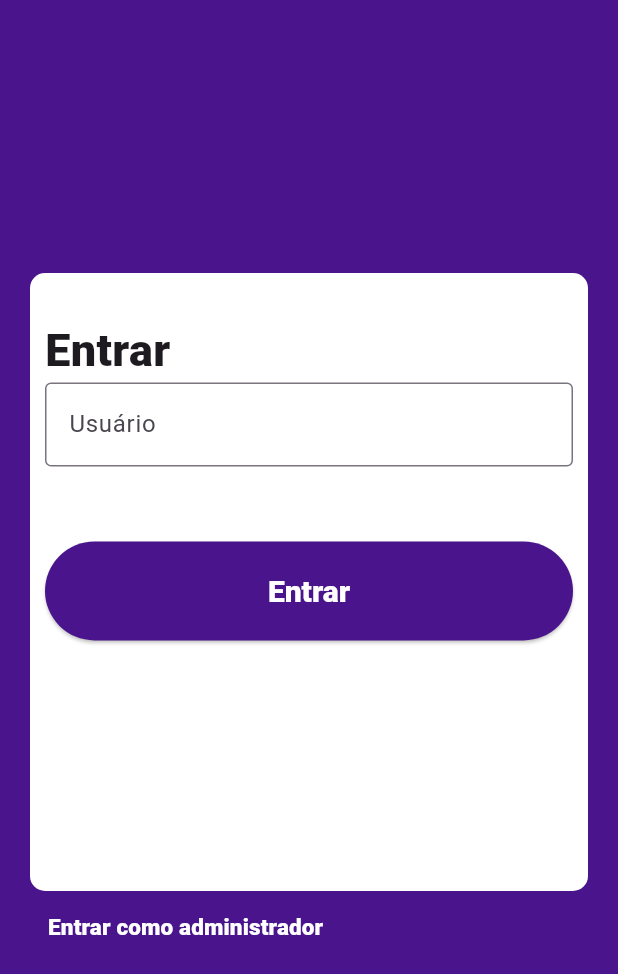
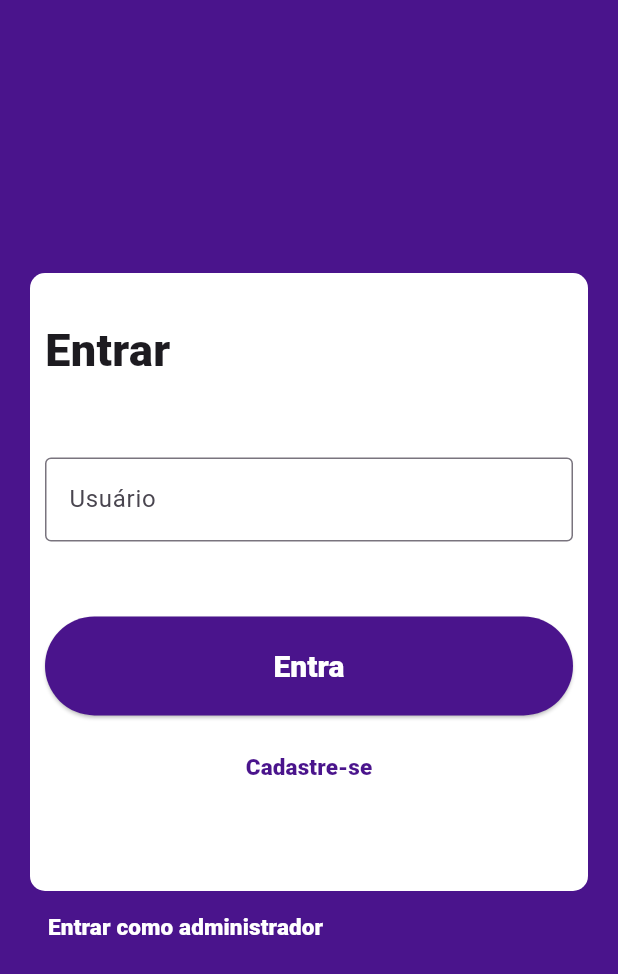
Before and after one commit to LeandroSimo/course-app, a Flutter app: the screen it shows after launch, on a phone screen of 412 x 824 dp. Shown: the top 974 px of the screen. Run offline on Flutter 3.47's test engine with Material 3 defaults, Android fonts, the phone set to English and light mode, and no system bars; our stand-ins replace flutter_mobx, flutter_modular, gap, mobx, objectbox; generated files the repository leaves out were written again.

Commit message:
feat + fix: adding login page + adjustments

```diff
--- a/lib/app/modules/course/presentation/ui/course_list_page.dart
+++ b/lib/app/modules/course/presentation/ui/course_list_page.dart
@@ -80,7 +80,7 @@ class CourseListPageState extends State<CourseListPage> {
                           size: _size,
                           onTap: () {
                             Modular.to.pushNamed(
-                              "/course/details",
+                              "/home/course/details/",
                               arguments: {
                                 "course": course,
                                 "isTrue": arguments,
--- a/lib/app/modules/course_student/presentation/ui/course_student_page.dart
+++ b/lib/app/modules/course_student/presentation/ui/course_student_page.dart
@@ -100,7 +100,7 @@ class _CourseStudentPageState extends State<CourseStudentPage> {
                   IconButton(
                     onPressed: () {
                       Modular.to.pushNamed(
-                        '/course/',
+                        '/home/course/',
                         arguments: false,
                       );
                     },
--- a/lib/app/modules/login/login_module.dart
+++ b/lib/app/modules/login/login_module.dart
@@ -1,15 +1,19 @@
+import 'package:teste_vrsoft/app/modules/course_student/courseStudent_module.dart';
 import 'package:teste_vrsoft/app/modules/login/presentation/ui/login_page.dart';
 import 'package:flutter_modular/flutter_modular.dart';
 import 'package:teste_vrsoft/app/modules/login/stores/login_store.dart';
+import 'package:teste_vrsoft/app/modules/student/stores/student_store.dart';
 
 class LoginModule extends Module {
   @override
   void binds(Injector i) {
     i.add(LoginStore.new);
+    i.addLazySingleton(StudentStore.new);
   }
 
   @override
   void routes(RouteManager r) {
-    r.child('/', child: (_) => const LoginPage());
+    r.child('/',
+        child: (_) => LoginPage(studentStore: Modular.get<StudentStore>()));
   }
 }
--- a/lib/app/modules/login/presentation/ui/login_page.dart
+++ b/lib/app/modules/login/presentation/ui/login_page.dart
@@ -1,17 +1,77 @@
+import 'package:flutter/material.dart';
+import 'package:flutter_mobx/flutter_mobx.dart';
 import 'package:flutter_modular/flutter_modular.dart';
-import 'package:flutter/material.dart';
+import 'package:gap/gap.dart';
+import 'package:teste_vrsoft/app/modules/login/shared/validator/login_validator.dart';
 import 'package:teste_vrsoft/app/modules/login/stores/login_store.dart';
+import 'package:teste_vrsoft/app/modules/student/entities/student_entity.dart';
+import 'package:teste_vrsoft/app/modules/student/stores/student_store.dart';
 
 class LoginPage extends StatefulWidget {
+  final StudentStore studentStore;
   const LoginPage({
     Key? key,
+    required this.studentStore,
   }) : super(key: key);
   @override
   LoginPageState createState() => LoginPageState();
 }
 
-class LoginPageState extends State<LoginPage> {
+class LoginPageState extends State<LoginPage> with LoginValidator {
+  StudentStore get studentStore => widget.studentStore;
+
   bool isAdm = false;
+  bool isRegistered = true;
+
+  final form = GlobalKey<FormState>();
+
+  TextEditingController _controllerUser = TextEditingController();
+  TextEditingController _controllerPassword = TextEditingController();
+
+  TextEditingController _controllerFirstNameRegister = TextEditingController();
+  TextEditingController _controllerLastNameRegister = TextEditingController();
+
+  loginAndRegister() {
+    if (form.currentState!.validate()) {
+      if (isAdm) {
+        if (_controllerUser.text == "admin" &&
+            _controllerPassword.text == "admin") {
+          Navigator.pushNamed(context, '/home');
+          clearTextEditingControllers();
+        }
+      }
+      if (!isRegistered) {
+        final student = StudentEntity(
+          firstName: _controllerFirstNameRegister.text,
+          lastName: _controllerLastNameRegister.text,
+        );
+        studentStore.createStudent(student);
+
+        Modular.to.pushNamedAndRemoveUntil('/home/', (_) => false,
+            arguments: student);
+        print("VALOR DO CADASTRO: ${student.firstName}");
+        print("VALOR DO CADASTRO: ${student.lastName}");
+        clearTextEditingControllers();
+      }
+      // else {
+      //   if (studentStore.studentList.any(
+      //     (student) =>
+      //         student.firstName == _controllerFirstNameRegister.text &&
+      //         student.lastName == _controllerLastNameRegister.text,
+      //   )) {
+      //     Navigator.pushNamed(context, '/home');
+      //     clearTextEditingControllers();
+      //   }
+      // }
+    }
+  }
+
+  clearTextEditingControllers() {
+    _controllerUser.clear();
+    _controllerPassword.clear();
+    _controllerFirstNameRegister.clear();
+    _controllerLastNameRegister.clear();
+  }
 
   @override
   Widget build(BuildContext context) {
@@ -23,7 +83,8 @@ class LoginPageState extends State<LoginPage> {
         child: Column(
           mainAxisAlignment: MainAxisAlignment.center,
           children: [
-            Container(
+            Flexible(
+              child: Container(
                 height: _size.height * 0.5,
                 padding: const EdgeInsets.all(10),
                 decoration: BoxDecoration(
@@ -32,31 +93,65 @@ class LoginPageState extends State<LoginPage> {
                 ),
                 child: SingleChildScrollView(
                   child: Form(
+                    key: form,
                     child: Column(
                       crossAxisAlignment: CrossAxisAlignment.stretch,
                       children: [
-                      const SizedBox(height: 20),
-                      const Text(
-                        'Entrar',
+                        isRegistered
+                            ? const SizedBox(height: 20)
+                            : const SizedBox(
+                                height: 5,
+                              ),
+                        Text(
+                          !isRegistered ? 'Cadastrar' : 'Entrar',
                           style: TextStyle(
                             fontSize: 30,
                             fontWeight: FontWeight.w900,
                           ),
                         ),
-                      // const SizedBox(height: 20),
-                      const Spacer(),
-                      TextFormField(
+                        isRegistered
+                            ? const SizedBox()
+                            : const SizedBox(height: 10),
+                        isAdm
+                            ? const SizedBox(height: 20)
+                            : !isRegistered
+                                ? const SizedBox()
+                                : const Gap(50),
+                        isRegistered
+                            ? TextFormField(
+                                validator: validator,
+                                controller: _controllerUser,
                                 decoration: InputDecoration(
                                   border: OutlineInputBorder(),
-                          labelText: isAdm ? 'Administrador' : 'Usuário',
+                                  labelText:
+                                      isAdm ? 'Administrador' : 'Usuário',
+                                ),
+                              )
+                            : TextFormField(
+                                validator: validator,
+                                controller: _controllerFirstNameRegister,
+                                decoration: InputDecoration(
+                                  border: OutlineInputBorder(),
+                                  labelText: "Nome",
                                 ),
                               ),
                         const SizedBox(height: 20),
                         isAdm
                             ? TextFormField(
+                                validator: validator,
+                                controller: _controllerPassword,
                                 decoration: const InputDecoration(
                                   border: OutlineInputBorder(),
                                   labelText: 'Senha',
+                                ),
+                              )
+                            : !isRegistered
+                                ? TextFormField(
+                                    validator: validator,
+                                    controller: _controllerLastNameRegister,
+                                    decoration: const InputDecoration(
+                                      border: OutlineInputBorder(),
+                                      labelText: 'Sobrenome',
                                     ),
                                   )
                                 : const SizedBox(),
@@ -65,7 +160,7 @@ class LoginPageState extends State<LoginPage> {
                           height: _size.height * 0.08,
                           child: ElevatedButton(
                             child: Text(
-                            'Entrar',
+                              isRegistered ? 'Entra' : 'Cadastrar',
                               style: TextStyle(
                                 fontSize: 20,
                                 fontWeight: FontWeight.w900,
@@ -79,12 +174,28 @@ class LoginPageState extends State<LoginPage> {
                                 fontWeight: FontWeight.w900,
                               ),
                             ),
-                          onPressed: () {
-                            Navigator.pushNamed(context, '/home');
-                          },
+                            onPressed: loginAndRegister,
                           ),
                         ),
+                        const SizedBox(height: 10),
+                        !isAdm
+                            ? TextButton(
+                                child: Text(
+                                  isRegistered
+                                      ? 'Cadastre-se'
+                                      : "Já tenho conta",
+                                  style: TextStyle(
+                                    fontSize: 15,
+                                    fontWeight: FontWeight.w900,
+                                    color: Colors.purple.shade900,
+                                  ),
+                                ),
+                                onPressed: () => setState(
+                                    () => isRegistered = !isRegistered),
+                              )
+                            : const SizedBox(),
                       ],
+                    ),
                   ),
                 ),
               ),
@@ -94,14 +205,18 @@ class LoginPageState extends State<LoginPage> {
               children: [
                 TextButton(
                   child: Text(
-                    'Entrar como administrador',
+                    !isAdm
+                        ? 'Entrar como administrador'
+                        : 'Entrar como usuário',
                     style: TextStyle(
                       fontSize: 15,
                       fontWeight: FontWeight.w900,
                       color: Colors.white,
                     ),
                   ),
-                  onPressed: () {},
+                  onPressed: !isRegistered
+                      ? null
+                      : () => setState(() => isAdm = !isAdm),
                 ),
               ],
             ),
--- a/lib/app/modules/student/dto/student_dto.dart
+++ b/lib/app/modules/student/dto/student_dto.dart
@@ -1,12 +1,12 @@
 import 'package:teste_vrsoft/app/modules/student/entities/student_entity.dart';
 
 class StudentDto {
-  int cod;
+  int? cod;
   String firstName;
   String lastName;
 
   StudentDto({
-    required this.cod,
+    this.cod,
     required this.firstName,
     required this.lastName,
   });
--- a/lib/app/modules/student/stores/student_store.dart
+++ b/lib/app/modules/student/stores/student_store.dart
@@ -1,5 +1,6 @@
 import 'package:mobx/mobx.dart';
 import 'package:teste_vrsoft/app/modules/course/entities/course_entity.dart';
+import 'package:teste_vrsoft/app/modules/student/dto/student_dto.dart';
 import 'package:teste_vrsoft/app/modules/student/entities/student_entity.dart';
 import 'package:teste_vrsoft/app/modules/student/repositories/student_repository.dart';
 
--- a/lib/app/modules/student/student_module.dart
+++ b/lib/app/modules/student/student_module.dart
@@ -3,6 +3,11 @@ import 'package:teste_vrsoft/app/modules/student/stores/student_store.dart';
 import 'package:flutter_modular/flutter_modular.dart';
 
 class StudentModule extends Module {
+  @override
+  void exportedBinds(Injector i) {
+    i.add(StudentStore.new);
+  }
+
   @override
   void binds(Injector i) {
     i.add(StudentStore.new);
--- a/pubspec.yaml
+++ b/pubspec.yaml
@@ -11,6 +11,7 @@ dependencies:
     sdk: flutter
   flutter_mobx: ^2.2.0
   flutter_modular: ^6.3.2
+  gap: ^3.0.1
   mobx: ^2.2.1
   objectbox: ^2.3.1
   objectbox_flutter_libs: any
```
Also changed, not shown: lib/app/modules/login/shared/validator/login_validator.dart (added, +13 -0 lines), lib/app/modules/login/stores/login_store.dart (+1 -9 lines), lib/app/modules/login/stores/login_store.g.dart, pubspec.lock, 1 other file. Lines whose indentation alone changed are shown as unchanged.
